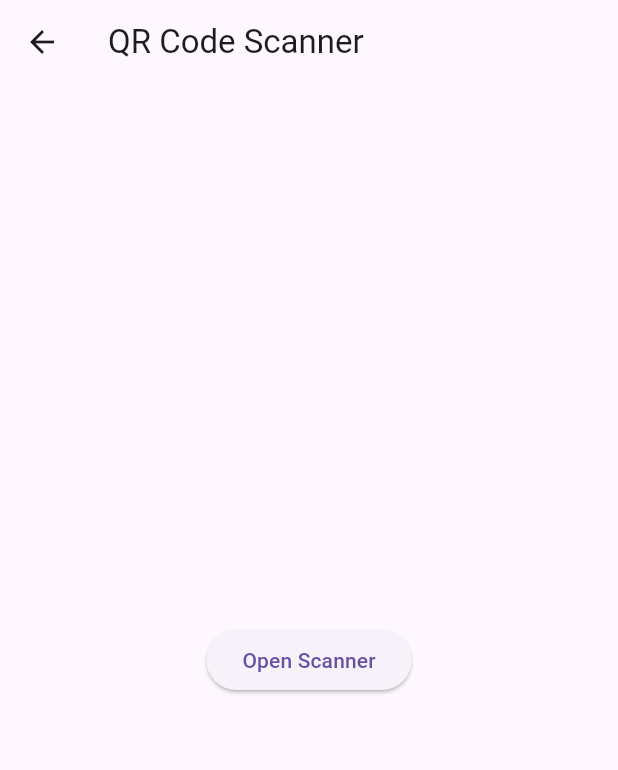
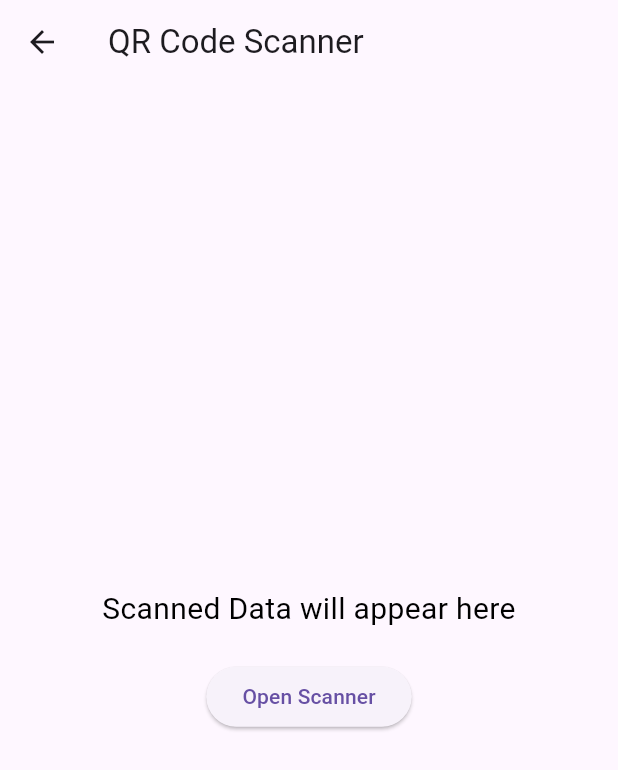
Before and after one commit to karishma1900/QR-Code-generator-flutter, a Flutter app: the ScanQRCode screen opened directly, on a phone screen of 412 x 824 dp. Shown: the top 770 px of the screen. Run offline on Flutter 3.47's test engine with Material 3 defaults, Android fonts, the phone set to English and light mode, and no system bars; our stand-ins replace qr_flutter; missing offline and left inert: simple_barcode_scanner.

Commit message:
Update scan_qr_code.dart

```diff
--- a/lib/scan_qr_code.dart
+++ b/lib/scan_qr_code.dart
@@ -1,6 +1,5 @@
 import 'package:flutter/cupertino.dart';
 import 'package:flutter/material.dart';
-import 'package:flutter/services.dart';
 import 'package:simple_barcode_scanner/simple_barcode_scanner.dart';
 
 class ScanQRCode extends StatefulWidget {
@@ -12,9 +11,6 @@ class ScanQRCode extends StatefulWidget {
 
 class _ScanQRCodeState extends State<ScanQRCode> {
   String qrResult = 'Scanned Data will appear here';
-// Added to track scanning status
-
-
 
   @override
   Widget build(BuildContext context) {
@@ -26,23 +22,35 @@ class _ScanQRCodeState extends State<ScanQRCode> {
         child: Column(
           mainAxisAlignment: MainAxisAlignment.center,
           children: [
+            Text(
+              qrResult,
+              style: TextStyle(color: Colors.black, fontSize: 20),
+              textAlign: TextAlign.center,
+            ),
+            SizedBox(height: 20),
             ElevatedButton(
               onPressed: () async {
+                // Open the scanner page and wait for the result
                 var res = await Navigator.push(
                   context,
                   MaterialPageRoute(
                     builder: (context) => const SimpleBarcodeScannerPage(),
-                    ));
+                  ),
+                );
+
+                // Check if the result is a string
+                if (res is String) {
                   setState(() {
-                  if (res is String) {
-                    qrResult = res;
+                    qrResult = res;  // Update the result
+                  });
+                } else {
+                  setState(() {
+                    qrResult = 'Scan canceled or failed';  // Handle other cases
+                  });
                 }
-                });
               },
               child: const Text('Open Scanner'),
-            )
-
-
+            ),
           ],
         ),
       ),
```
Lines whose indentation alone changed are shown as unchanged.
